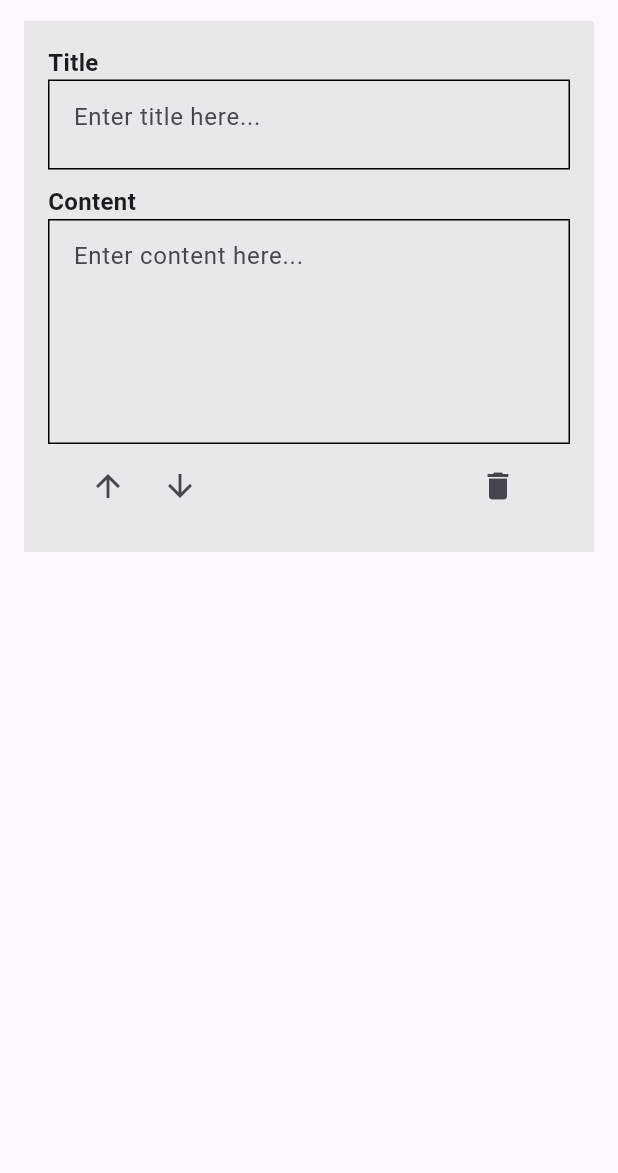
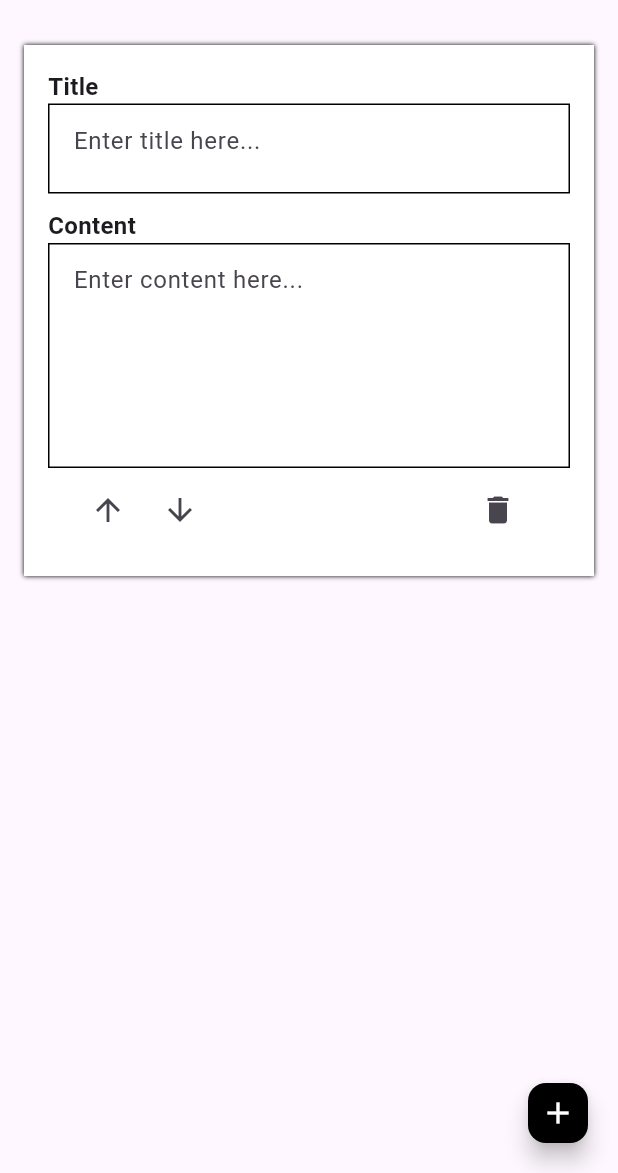
Before and after one commit to Sanjayvkp/resume_builder_app, a Flutter app: the screen it shows after launch, on a phone screen of 412 x 824 dp, the part 63-1236 px from its top. Run offline on Flutter 3.47's test engine with Material 3 defaults, Android fonts, the phone set to English and light mode, and no system bars.

```diff
--- a/lib/view/pages/add_resume_page.dart
+++ b/lib/view/pages/add_resume_page.dart
@@ -17,12 +17,20 @@ class AddResumePage extends StatelessWidget {
         child: Column(
           children: [
             Padding(
-              padding: EdgeInsets.symmetric(horizontal: 16),
+              padding: EdgeInsets.symmetric(horizontal: 16, vertical: 16),
               child: CardWidget(height: 60),
             )
           ],
         ),
       ),
+      floatingActionButton: FloatingActionButton.small(
+        backgroundColor: Colors.black,
+        onPressed: () {},
+        child: const Icon(
+          Icons.add,
+          color: Colors.white,
+        ),
+      ),
     );
   }
 }
--- a/lib/view/widgets/card_widget.dart
+++ b/lib/view/widgets/card_widget.dart
@@ -1,4 +1,6 @@
+import 'package:flutter/cupertino.dart';
 import 'package:flutter/material.dart';
+import 'package:flutter/widgets.dart';
 
 class CardWidget extends StatelessWidget {
   final double height;
@@ -7,7 +9,9 @@ class CardWidget extends StatelessWidget {
   @override
   Widget build(BuildContext context) {
     return Container(
-      color: Colors.grey.withOpacity(.20),
+      decoration: const BoxDecoration(color: Colors.white, boxShadow: [
+        BoxShadow(blurRadius: 2, color: Colors.black),
+      ]),
       child: Padding(
         padding: const EdgeInsets.symmetric(horizontal: 16, vertical: 16),
         child: Column(
@@ -22,7 +26,8 @@ class CardWidget extends StatelessWidget {
               width: MediaQuery.sizeOf(context).width,
               decoration: BoxDecoration(
                   border: Border.all(width: 1, color: Colors.black)),
-              child: const TextField(
+              child: TextField(
+                controller: TextEditingController(),
                 decoration: InputDecoration(
                     contentPadding: EdgeInsets.symmetric(horizontal: 16),
                     border: InputBorder.none,
@@ -41,7 +46,8 @@ class CardWidget extends StatelessWidget {
               width: MediaQuery.sizeOf(context).width,
               decoration: BoxDecoration(
                   border: Border.all(width: 1, color: Colors.black)),
-              child: const TextField(
+              child: TextField(
+                controller: TextEditingController(),
                 decoration: InputDecoration(
                     contentPadding: EdgeInsets.symmetric(horizontal: 16),
                     border: InputBorder.none,
```
